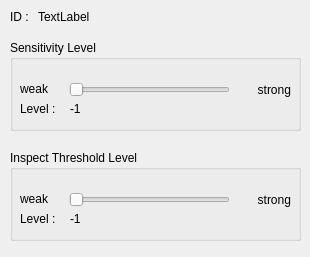
Qt form ui/dialogsetcolorcompare.ui (rendezvue/ViNet) before a commit.
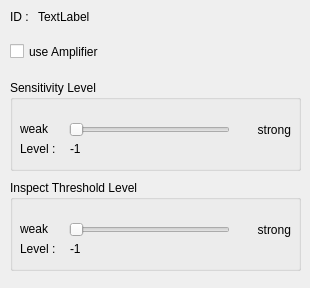
The same form after that commit.

Commit message: Added option to use the amplifier of Color Compare.

```diff
--- a/ui/dialogsetcolorcompare.ui
+++ b/ui/dialogsetcolorcompare.ui
@@ -7,7 +7,7 @@
     <x>0</x>
     <y>0</y>
     <width>310</width>
-    <height>257</height>
+    <height>288</height>
    </rect>
   </property>
   <property name="windowTitle">
@@ -46,7 +46,7 @@
    <property name="geometry">
     <rect>
      <x>10</x>
-     <y>150</y>
+     <y>180</y>
      <width>291</width>
      <height>91</height>
     </rect>
@@ -136,7 +136,7 @@
    <property name="geometry">
     <rect>
      <x>10</x>
-     <y>40</y>
+     <y>80</y>
      <width>291</width>
      <height>91</height>
     </rect>
@@ -222,6 +222,19 @@
     </property>
    </widget>
   </widget>
+  <widget class="QCheckBox" name="checkBox_Amplifier">
+   <property name="geometry">
+    <rect>
+     <x>10</x>
+     <y>40</y>
+     <width>121</width>
+     <height>23</height>
+    </rect>
+   </property>
+   <property name="text">
+    <string>use Amplifier</string>
+   </property>
+  </widget>
  </widget>
  <resources/>
  <connections/>
```
